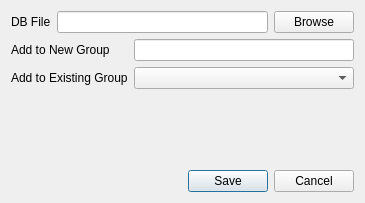
iatanasov77/qvocabulary, file Forms/AddToArchiveDialog.ui: the form before one commit.
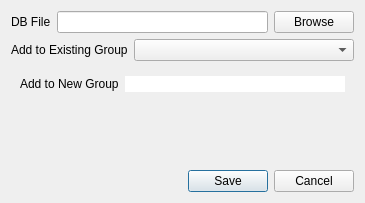
The form after the commit.

Commit message: Add to Archive Import to can Import to existing Group.

The edit to the form file:
```diff
--- a/Forms/AddToArchiveDialog.ui
+++ b/Forms/AddToArchiveDialog.ui
@@ -41,29 +41,46 @@
       </layout>
      </item>
      <item row="1" column="0">
+      <widget class="QLabel" name="llArchiveExistingGroup">
+       <property name="text">
+        <string>Add to Existing Group</string>
+       </property>
+      </widget>
+     </item>
+     <item row="1" column="1">
+      <widget class="QComboBox" name="cbArchiveGroup"/>
+     </item>
+     <item row="2" column="0" colspan="2">
+      <widget class="QFrame" name="frmNewGroup">
+       <property name="styleSheet">
+        <string notr="true">border: 0;
+margin: 0;
+float: left;</string>
+       </property>
+       <property name="frameShape">
+        <enum>QFrame::StyledPanel</enum>
+       </property>
+       <property name="frameShadow">
+        <enum>QFrame::Raised</enum>
+       </property>
+       <layout class="QHBoxLayout" name="horizontalLayout_2">
+        <item>
       <widget class="QLabel" name="llDefaultGroupName">
        <property name="text">
         <string>Add to New Group</string>
        </property>
       </widget>
      </item>
-     <item row="1" column="1">
+        <item>
       <widget class="QLineEdit" name="leArchiveGroupName">
        <property name="text">
         <string/>
        </property>
       </widget>
      </item>
-     <item row="2" column="0">
-      <widget class="QLabel" name="llArchiveExistingGroup">
-       <property name="text">
-        <string>Add to Existing Group</string>
-       </property>
+       </layout>
       </widget>
      </item>
-     <item row="2" column="1">
-      <widget class="QComboBox" name="cbArchiveGroup"/>
-     </item>
     </layout>
    </item>
    <item>
```
Lines whose indentation alone changed are shown as unchanged. The commit also changes 2 other files.
